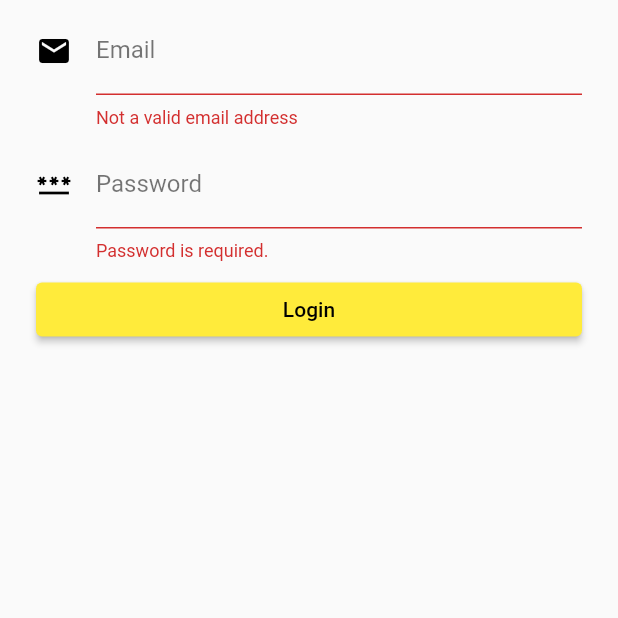
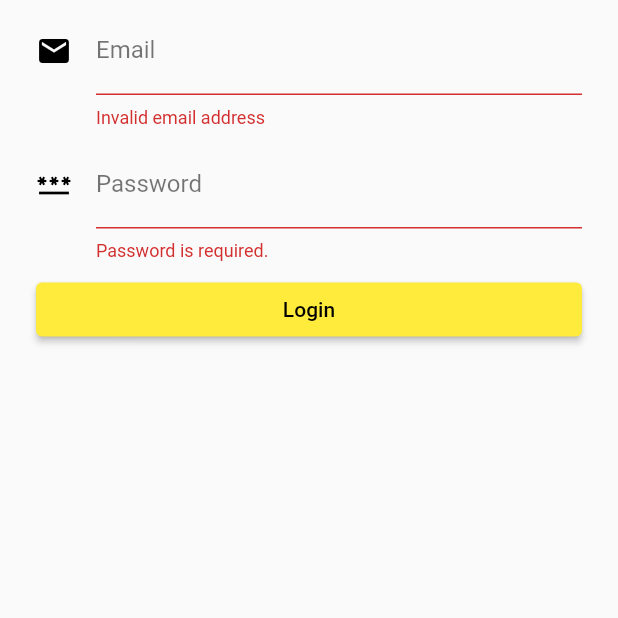
Before and after one commit to mjarkk/vanmoof-web-controller, a Flutter app: the screen it shows after launch, on a phone screen of 412 x 824 dp, the part 538-1156 px from its top. Run offline on Flutter 3.47's test engine with Material 2 defaults, Android fonts, the phone set to English and light mode, and no system bars; our stand-ins replace dio, email_validator, flutter_blue_plus, flutter_secure_storage, hex, hive and 2 more; missing offline and left inert: animated_fractionally_sized_box, pointycastle; accounts and stored records are empty.

Commit message:
Not a valid -> invalid
Just looks better

```diff
--- a/app/lib/routes/login.dart
+++ b/app/lib/routes/login.dart
@@ -75,7 +75,7 @@ class _LoginState extends State<Login> {
                   },
                   validator: (String? value) {
                     return (value != null && !EmailValidator.validate(value))
-                        ? 'Not a valid email address'
+                        ? 'Invalid email address'
                         : null;
                   },
                 ),
--- a/app/lib/widgets/settings/share_settings.dart
+++ b/app/lib/widgets/settings/share_settings.dart
@@ -77,7 +77,7 @@ class _ShareWith extends State<ShareBike> {
                           validator: (String? value) {
                             return (value != null &&
                                     !EmailValidator.validate(value))
-                                ? 'Not a valid email address'
+                                ? 'Invalid email address'
                                 : null;
                           },
                         ),
```
